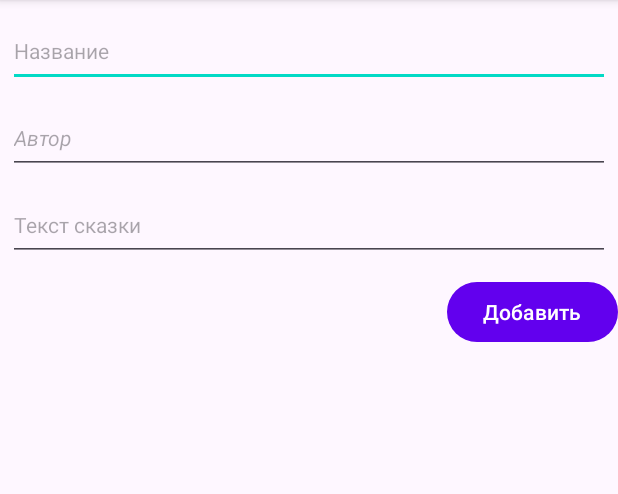
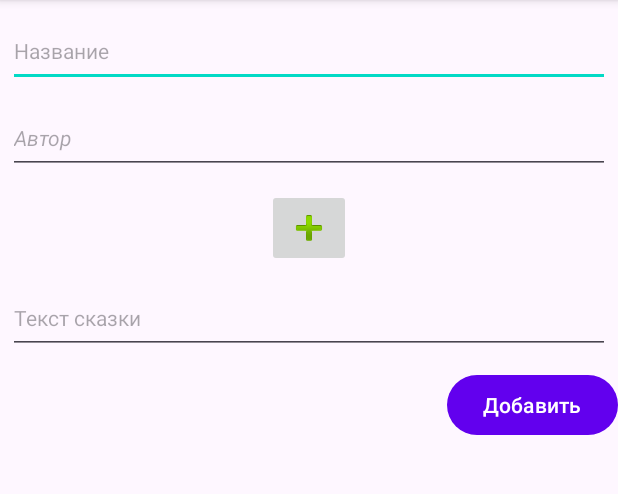
Before and after one commit to Kate-Kuznetsova42/FairyTales, an Android app: the AddAndChangeFairyTalesActivity screen opened directly, with no data from a screen before it, on a phone screen of 412 x 824 dp, the part 96-590 px from its top. Run offline under Robolectric (Android 15) with nearby library versions, the phone set to English and light mode, and no system bars; network calls fail; 1 statement that could not run was skipped.

Commit message:
Реализована работа с изображениями: при добавлении новой сказки пользователь может загрузить изображение, а при изменении существующей сказки может изменить изображение

```diff
--- a/app/src/main/res/layout/activity_add_and_change_fairy_tales.xml
+++ b/app/src/main/res/layout/activity_add_and_change_fairy_tales.xml
@@ -42,6 +42,21 @@
             app:layout_constraintStart_toStartOf="parent"
             app:layout_constraintTop_toBottomOf="@+id/addNameFairyTale" />
 
+        <ImageButton
+            android:id="@+id/btnChangeImage"
+            android:layout_width="wrap_content"
+            android:layout_height="wrap_content"
+            android:layout_marginStart="5dp"
+            android:layout_marginTop="10dp"
+            android:layout_marginEnd="5dp"
+            android:scaleType="fitCenter"
+            android:adjustViewBounds="true"
+            android:contentDescription="@string/editor_image_btn"
+            app:layout_constraintEnd_toEndOf="parent"
+            app:layout_constraintStart_toStartOf="parent"
+            app:layout_constraintTop_toBottomOf="@+id/addAuthorFairyTale"
+            app:srcCompat="@android:drawable/ic_input_add" />
+
         <EditText
             android:id="@+id/addTextFairyTale"
             android:layout_width="0dp"
@@ -54,7 +69,7 @@
             android:minHeight="48dp"
             app:layout_constraintEnd_toEndOf="parent"
             app:layout_constraintStart_toStartOf="parent"
-            app:layout_constraintTop_toBottomOf="@+id/addAuthorFairyTale" />
+            app:layout_constraintTop_toBottomOf="@+id/btnChangeImage" />
 
         <Button
             android:id="@+id/buttonAddFairy"
@@ -66,5 +81,6 @@
             app:layout_constraintRight_toRightOf="parent"
             app:layout_constraintTop_toBottomOf="@+id/addTextFairyTale" />
 
+
     </androidx.constraintlayout.widget.ConstraintLayout>
 </ScrollView>
```
Also changed, not shown: app/src/main/java/com/example/fairytales/AddAndChangeFairyTalesActivity.java (+100 -27 lines).
